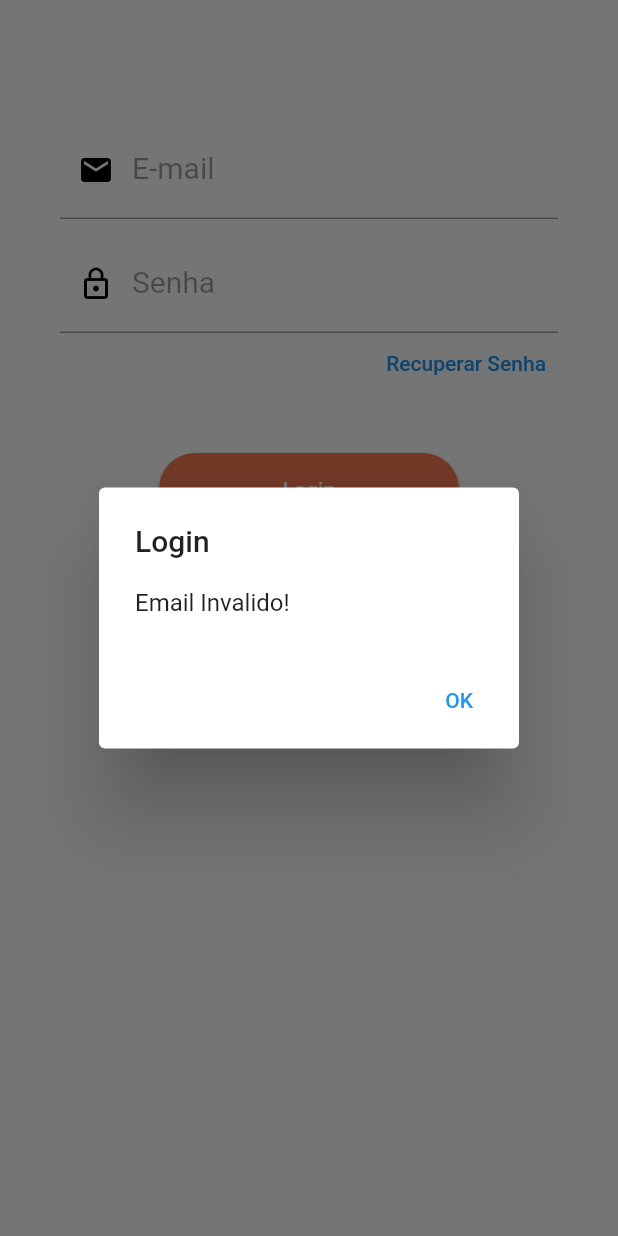
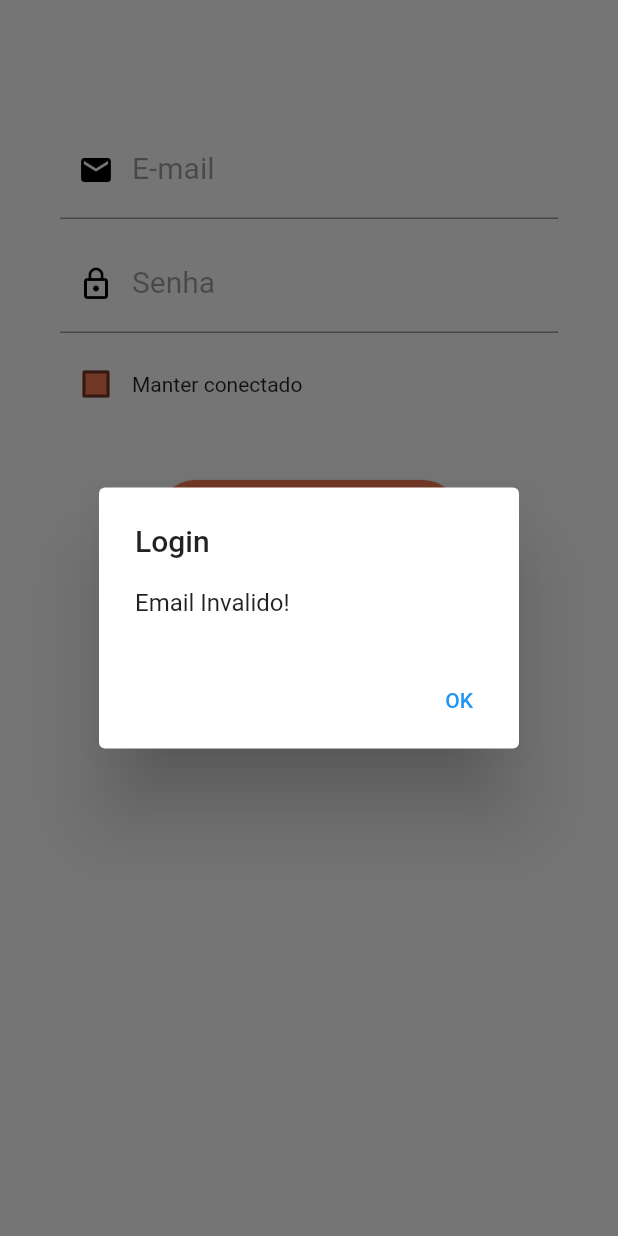
Before and after one commit to firenzery/firenzery_app, a Flutter app: the screen it shows after launch, after a tap on "Login", on a phone screen of 412 x 824 dp. Run offline on Flutter 3.47's test engine with Material 2 defaults, Android fonts, the light colour scheme and no system bars; our stand-ins replace brasil_fields, dio, flutter_svg, shared_preferences.

Commit message:
adicionado checkbox de manter conectado

```diff
--- a/lib/app/interfaces/local_storage.interface.dart
+++ /dev/null
@@ -1,5 +0,0 @@
-abstract class ILocalStorage {
-  Future get(String key);
-  Future delete(String key);
-  Future put(String key, dynamic value);
-}
--- /dev/null
+++ b/lib/app/interfaces/locale_storage.interface.dart
@@ -0,0 +1,5 @@
+abstract class ILocaleStorage {
+  Future getValue(key);
+  Future addValue(key, value);
+  Future removeValue(key);
+}
--- a/lib/app/pages/login/login.controller.dart
+++ b/lib/app/pages/login/login.controller.dart
@@ -32,12 +32,17 @@ class LoginController extends LoginPage {
 
   ValueNotifier<LoginModel> get loginModel => viewModel.loginModel;
 
-  login(email, password, context) async {
+  login(email, password, context, keepConnected) async {
     if (!email.contains('@') || !email.contains('.com')) {
       showAlertDialog(context, 'Email Invalido!', 'Login');
     } else {
       try {
         var response = await viewModel.login(email, password);
+
+        if (keepConnected) {
+          await viewModel.saveCredentialsLocale('email', email);
+          await viewModel.saveCredentialsLocale('password', password);
+        }
 
         if (response.statusCode == 200) {
           if (loginModel.value.passed == 1) {
--- a/lib/app/pages/login/login.page.dart
+++ b/lib/app/pages/login/login.page.dart
@@ -1,3 +1,4 @@
+import 'package:firenzery/app/services/local/shared_preferences.service.dart';
 import 'package:firenzery/app/services/remote/categories.service.dart';
 import 'package:firenzery/app/services/remote/products.service.dart';
 import 'package:firenzery/app/viewmodels/categories.viewmodel.dart';
@@ -21,15 +22,29 @@ class LoginPage extends StatefulWidget {
 
 class _State extends State<LoginPage> {
   final controller = LoginController(
-      UserViewModel(UserService(ClientHttpSevice())),
-      ProductsViewModel(ProductsService(ClientHttpSevice())),
-      CategoriesViewModel(CategoriesService(ClientHttpSevice())));
+    UserViewModel(UserService(ClientHttpSevice()), SharedPreferencesService()),
+    ProductsViewModel(ProductsService(ClientHttpSevice())),
+    CategoriesViewModel(CategoriesService(ClientHttpSevice())),
+  );
 
   String email = '';
   String password = '';
+  bool isChecked = false;
 
   @override
   Widget build(BuildContext context) {
+    Color getColor(Set<MaterialState> states) {
+      const Set<MaterialState> interactiveStates = <MaterialState>{
+        MaterialState.pressed,
+        MaterialState.hovered,
+        MaterialState.focused,
+      };
+      if (states.any(interactiveStates.contains)) {
+        return Colors.orange;
+      }
+      return primaryColor;
+    }
+
     return Scaffold(
       body: Container(
         padding: const EdgeInsets.only(top: 60, left: 40, right: 40),
@@ -79,12 +94,56 @@ class _State extends State<LoginPage> {
               onChanged: (value) => password = value,
               style: const TextStyle(fontSize: 20),
             ),
+            const SizedBox(
+              height: 10,
+            ),
+            Row(
+              mainAxisAlignment: MainAxisAlignment.start,
+              children: [
+                Checkbox(
+                  checkColor: Colors.white,
+                  fillColor: MaterialStateProperty.resolveWith(getColor),
+                  value: isChecked,
+                  onChanged: (bool? value) {
+                    setState(() {
+                      isChecked = value!;
+                    });
+                  },
+                ),
+                Text('Manter conectado'),
+              ],
+            ),
+            const SizedBox(
+              height: 40,
+            ),
+            Column(
+              crossAxisAlignment: CrossAxisAlignment.end,
+              children: [
+                Center(
+                  child: SizedBox(
+                    width: 200,
+                    height: 48,
+                    child: ElevatedButton(
+                      onPressed: () {
+                        controller.login(email, password, context, isChecked);
+                      },
+                      style: ElevatedButton.styleFrom(
+                          primary: primaryColor, shape: const StadiumBorder()),
+                      child: const Text("Login"),
+                    ),
+                  ),
+                )
+              ],
+            ),
+            const SizedBox(
+              height: 10,
+            ),
             Container(
               height: 40,
-              alignment: Alignment.centerRight,
+              alignment: Alignment.center,
               child: TextButton(
                 child: const Text(
-                  "Recuperar Senha",
+                  "Esqueceu a senha?",
                   textAlign: TextAlign.right,
                 ),
                 onPressed: () {
@@ -96,31 +155,6 @@ class _State extends State<LoginPage> {
                   );
                 },
               ),
-            ),
-            const SizedBox(
-              height: 40,
-            ),
-            Column(
-              crossAxisAlignment: CrossAxisAlignment.start,
-              children: [
-                Center(
-                  child: SizedBox(
-                    width: 200,
-                    height: 48,
-                    child: ElevatedButton(
-                      onPressed: () {
-                        controller.login(email, password, context);
-                      },
-                      style: ElevatedButton.styleFrom(
-                          primary: primaryColor, shape: const StadiumBorder()),
-                      child: const Text("Login"),
-                    ),
-                  ),
-                )
-              ],
-            ),
-            const SizedBox(
-              height: 10,
             ),
             SizedBox(
               height: 40,
--- a/lib/app/pages/signup/signup.page.dart
+++ b/lib/app/pages/signup/signup.page.dart
@@ -2,6 +2,7 @@ import 'package:brasil_fields/brasil_fields.dart';
 import 'package:firenzery/app/models/user.model.dart';
 import 'package:firenzery/app/pages/signup/components/text_form.component.dart';
 import 'package:firenzery/app/pages/signup/signup.controller.dart';
+import 'package:firenzery/app/services/local/shared_preferences.service.dart';
 import 'package:firenzery/app/services/remote/client_http.service.dart';
 import 'package:firenzery/app/services/remote/user.service.dart';
 import 'package:firenzery/app/viewmodels/user.viewmodel.dart';
@@ -18,8 +19,8 @@ class SignupPage extends StatefulWidget {
 }
 
 class _MyWidgetState extends State<SignupPage> {
-  final controller =
-      SignUpController(UserViewModel(UserService(ClientHttpSevice())));
+  final controller = SignUpController(UserViewModel(
+      UserService(ClientHttpSevice()), SharedPreferencesService()));
 
   final GlobalKey<FormState> _formKey = GlobalKey<FormState>();
 
--- a/lib/app/viewmodels/user.viewmodel.dart
+++ b/lib/app/viewmodels/user.viewmodel.dart
@@ -1,3 +1,4 @@
+import 'package:firenzery/app/interfaces/locale_storage.interface.dart';
 import 'package:firenzery/app/interfaces/user.interface.dart';
 import 'package:firenzery/app/models/login.model.dart';
 import 'package:firenzery/app/models/user.model.dart';
@@ -5,7 +6,8 @@ import 'package:flutter/cupertino.dart';
 import 'package:flutter/material.dart';
 
 class UserViewModel {
-  final IUser service;
+  final IUser userService;
+  final ILocaleStorage localeService;
 
   final userModel = ValueNotifier<UserModel>(UserModel(
       idClient: null,
@@ -19,10 +21,10 @@ class UserViewModel {
   final loginModel =
       ValueNotifier<LoginModel>(LoginModel(passed: null, message: null));
 
-  UserViewModel(this.service);
+  UserViewModel(this.userService, this.localeService);
 
   getUser(id) async {
-    var resp = await service.getUser(id);
+    var resp = await userService.getUser(id);
 
     userModel.value = UserModel.fromJson(resp);
 
@@ -31,7 +33,7 @@ class UserViewModel {
 
   register(UserModel user) async {
     try {
-      var resp = await service.register(user);
+      var resp = await userService.register(user);
 
       userModel.value = UserModel.fromJson(resp.data);
 
@@ -42,10 +44,18 @@ class UserViewModel {
   }
 
   login(email, password) async {
-    var resp = await service.login(email, password);
+    var resp = await userService.login(email, password);
 
     loginModel.value = LoginModel.fromJson(resp.data);
 
     return resp;
   }
+
+  saveCredentialsLocale(key, value) async {
+    await localeService.addValue(key, value);
+  }
+
+  getCredentialsLocale(key) async {
+    return await localeService.getValue(key);
+  }
 }
--- a/pubspec.yaml
+++ b/pubspec.yaml
@@ -38,6 +38,7 @@ dependencies:
   flutter_svg: ^1.0.3
   intl: ^0.17.0
   brasil_fields: ^1.4.4
+  shared_preferences: ^2.0.15
 
 dev_dependencies:
   flutter_test:
```
Also changed, not shown: lib/app/services/local/shared_preferences.service.dart (added, +28 -0 lines), pubspec.lock, 3 other files.
